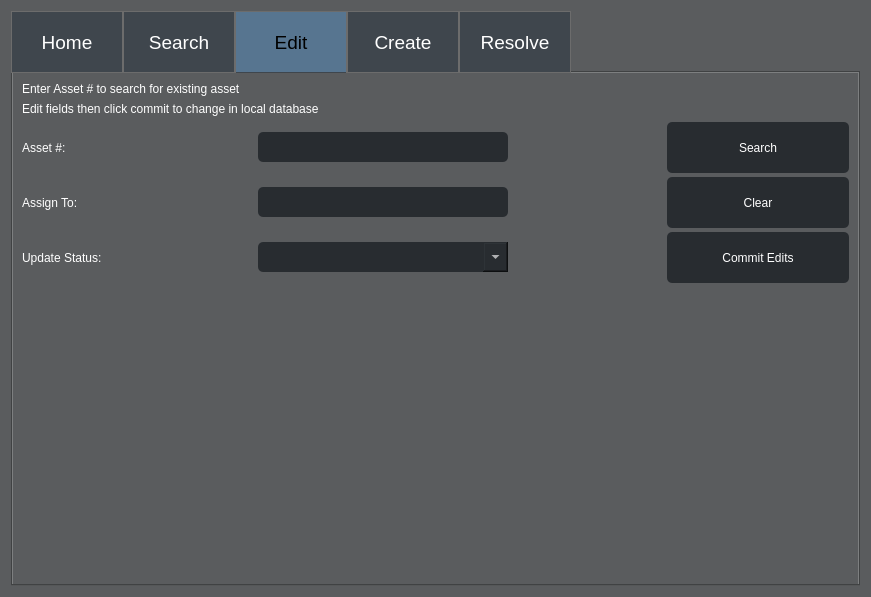
Old version of the form ui/Admin_Level2_Access.ui in the repository Capstone-RFID/Code.
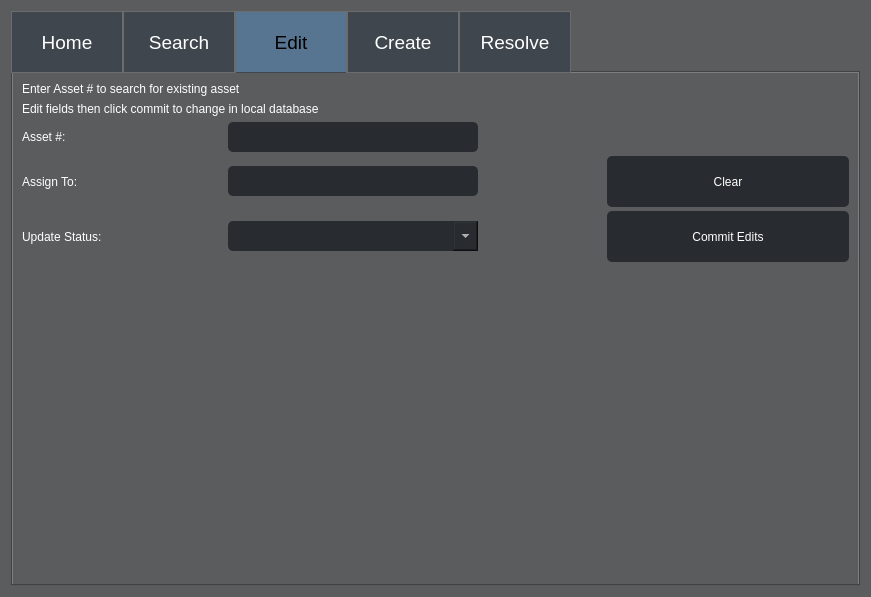
New version of the form. The open tabs and pages were chosen to show the change.

Commit message:
Removed edit tab search button in UI and code
Now only search function is inside the search function

```diff
--- a/ui/Admin_Level2_Access.ui
+++ b/ui/Admin_Level2_Access.ui
@@ -963,7 +963,7 @@
         </widget>
        </item>
        <item>
-        <layout class="QGridLayout" name="gridLayout_2" rowstretch="0,0,0,0,0,0,0,0,0,0,0">
+        <layout class="QGridLayout" name="gridLayout_2" rowstretch="0,0,0">
          <property name="spacing">
           <number>4</number>
          </property>
@@ -1108,7 +1108,7 @@
           <widget class="QPushButton" name="Edit_Clear_Button">
            <property name="minimumSize">
             <size>
-             <width>182</width>
+             <width>242</width>
              <height>51</height>
             </size>
            </property>
@@ -1131,41 +1131,11 @@
            </property>
           </widget>
          </item>
-         <item row="0" column="5">
-          <widget class="QPushButton" name="Edit_Search_Button">
-           <property name="minimumSize">
-            <size>
-             <width>182</width>
-             <height>51</height>
-            </size>
-           </property>
-           <property name="styleSheet">
-            <string notr="true">QPushButton#Edit_Search_Button {
-background-color: #282c30;
-color: rgb(255, 255, 255);
-border-style: outset;
-font: 14pt &quot;MS Shell Dlg 2&quot;;
-min-width: 10em;
-padding: 6px;
-}
-QPushButton#Edit_Search_Button:pressed {
-background-color: #577590;
-    border-style: inset;
-}</string>
-           </property>
-           <property name="text">
-            <string>Search</string>
-           </property>
-           <property name="default">
-            <bool>false</bool>
-           </property>
-          </widget>
-         </item>
          <item row="2" column="5">
           <widget class="QPushButton" name="Edit_Commit_Edits_Button">
            <property name="minimumSize">
             <size>
-             <width>182</width>
+             <width>242</width>
              <height>51</height>
             </size>
            </property>
```
Left out of the diff: 20 changed lines with no effect on the pictures. The commit also changes 6 other files.
